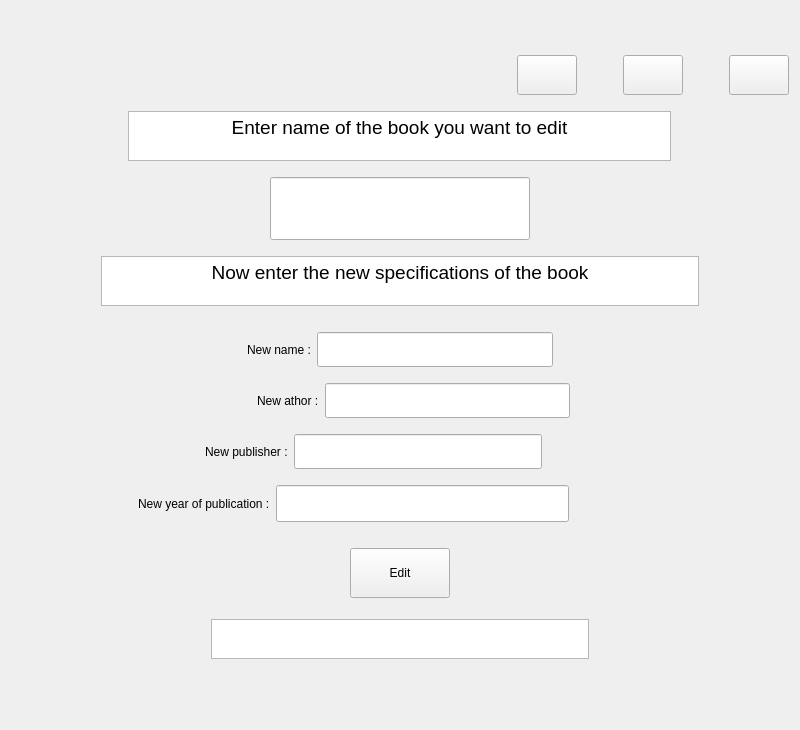
The window that Project/edit.ui (AminNaghiyan/uiap92_project) describes before a commit, drawn with Qt 5.
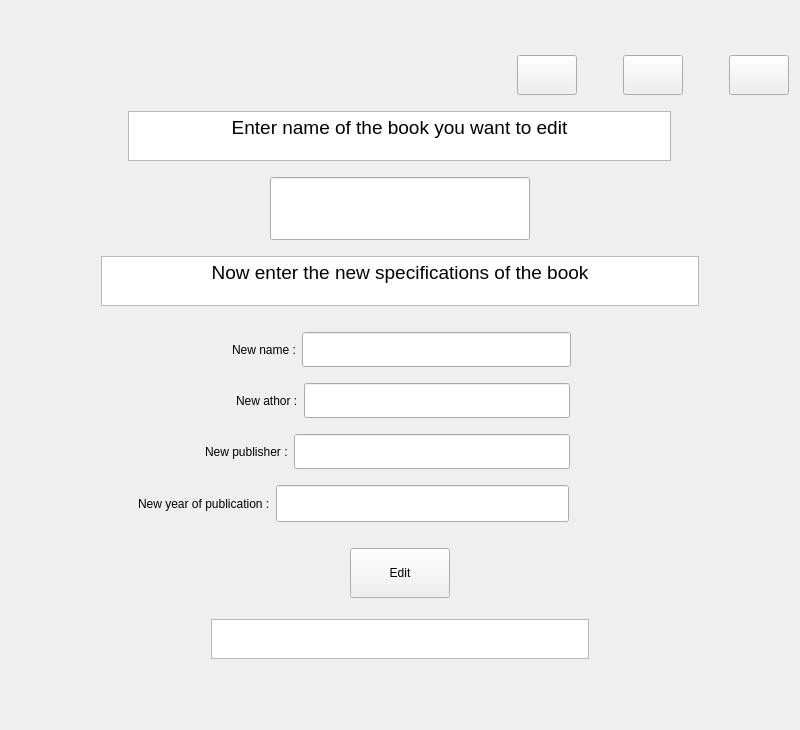
The same window after the commit. Icons and pictures are not drawn.

```diff
--- a/Project/edit.ui
+++ b/Project/edit.ui
@@ -405,9 +405,12 @@
          <property name="orientation">
           <enum>Qt::Horizontal</enum>
          </property>
+         <property name="sizeType">
+          <enum>QSizePolicy::Fixed</enum>
+         </property>
          <property name="sizeHint" stdset="0">
           <size>
-           <width>40</width>
+           <width>221</width>
            <height>20</height>
           </size>
          </property>
@@ -435,9 +438,12 @@
          <property name="orientation">
           <enum>Qt::Horizontal</enum>
          </property>
+         <property name="sizeType">
+          <enum>QSizePolicy::Fixed</enum>
+         </property>
          <property name="sizeHint" stdset="0">
           <size>
-           <width>40</width>
+           <width>218</width>
            <height>20</height>
           </size>
          </property>
@@ -471,9 +477,12 @@
          <property name="orientation">
           <enum>Qt::Horizontal</enum>
          </property>
+         <property name="sizeType">
+          <enum>QSizePolicy::Fixed</enum>
+         </property>
          <property name="sizeHint" stdset="0">
           <size>
-           <width>40</width>
+           <width>225</width>
            <height>20</height>
           </size>
          </property>
@@ -573,9 +582,12 @@
          <property name="orientation">
           <enum>Qt::Horizontal</enum>
          </property>
+         <property name="sizeType">
+          <enum>QSizePolicy::Fixed</enum>
+         </property>
          <property name="sizeHint" stdset="0">
           <size>
-           <width>40</width>
+           <width>219</width>
            <height>20</height>
           </size>
          </property>
```
